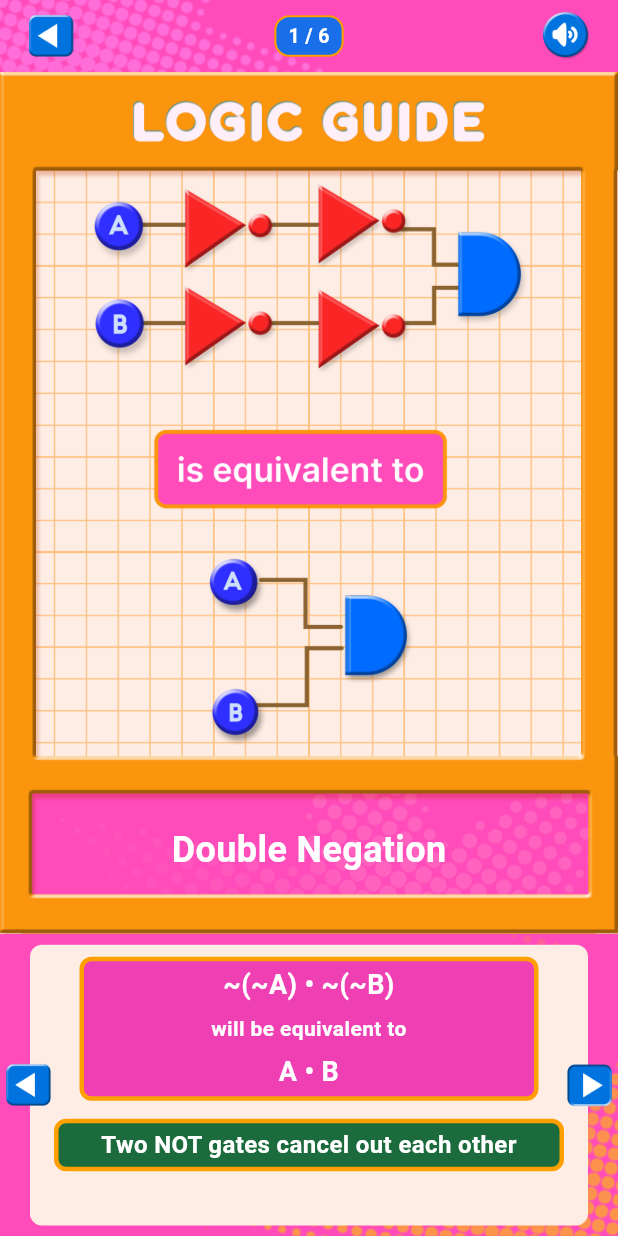
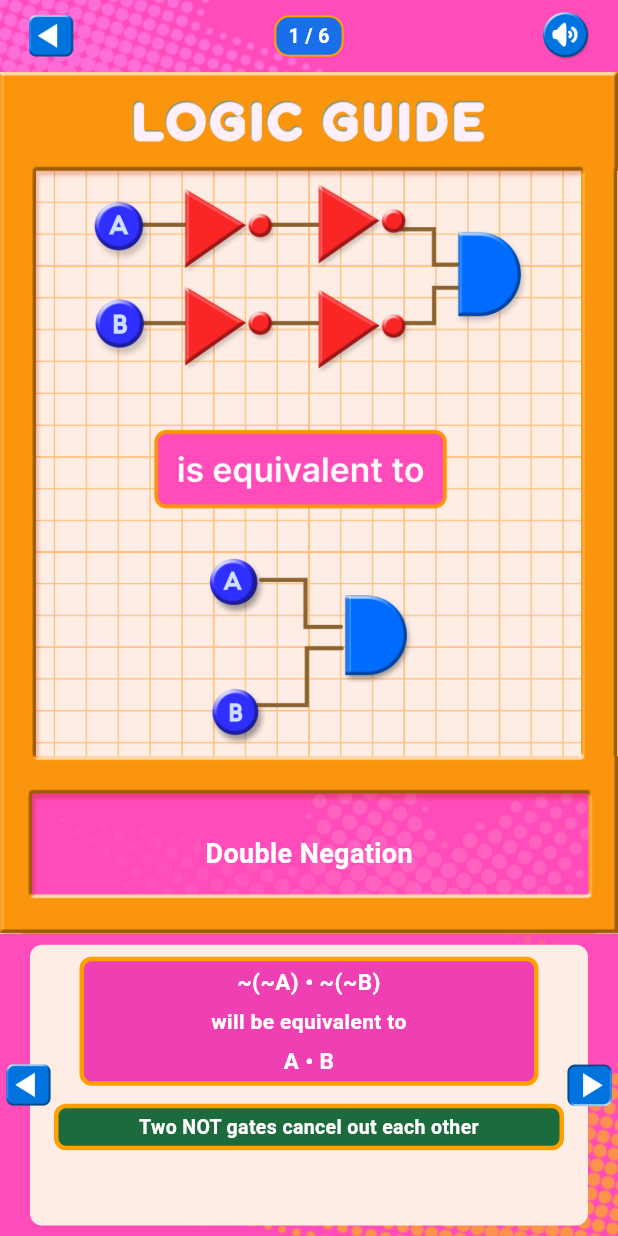
Before and after one commit to matchi-1/AND-another-one, a Flutter app: the LogicGuidePage screen opened by its route, on a phone screen of 412 x 824 dp. Run offline on Flutter 3.47's test engine with Material 3 defaults, Android fonts, the phone set to English and light mode, and no system bars; our stand-ins replace cloud_firestore, firebase_auth, firebase_core, just_audio; accounts and stored records are empty; Roboto replaces fonts that are missing (Nunito).

Commit message:
size changes

```diff
--- a/lib/features/guide/presentation/pages/logic_guide_page.dart
+++ b/lib/features/guide/presentation/pages/logic_guide_page.dart
@@ -260,7 +260,7 @@ class _LogicGuidePageState extends State<LogicGuidePage> {
                     _getFormulaLine(lesson.formulas, 0),
                     textAlign: TextAlign.center,
                     style: const TextStyle(
-                      fontSize: 18,
+                      fontSize: 15,
                       fontWeight: FontWeight.bold,
                       color: Colors.white,
                       fontFamily: 'Nunito',
@@ -283,7 +283,7 @@ class _LogicGuidePageState extends State<LogicGuidePage> {
                       _getFormulaLine(lesson.formulas, 1),
                       textAlign: TextAlign.center,
                       style: const TextStyle(
-                        fontSize: 18,
+                        fontSize: 15,
                         fontWeight: FontWeight.bold,
                         fontFamily: 'Nunito',
                         color: Colors.white,
@@ -317,7 +317,7 @@ class _LogicGuidePageState extends State<LogicGuidePage> {
             lesson.explanation,
             textAlign: TextAlign.center,
             style: const TextStyle(
-              fontSize: 16,
+              fontSize: 13,
               fontWeight: FontWeight.bold,
               fontFamily: 'Nunito',
               color: Colors.white,
@@ -590,12 +590,12 @@ class _LogicGuidePageState extends State<LogicGuidePage> {
 
   double _getTitleFontSize(String lessonId) {
     if (lessonId == 'distributive_associative') {
-      return 22;
+      return 16;
     }
     if (lessonId == 'symbol_names') {
-      return 24;
+      return 18;
     }
-    return 24;
+    return 18;
   }
 
   double _getTitleAlignmentY(String lessonId) {
```
